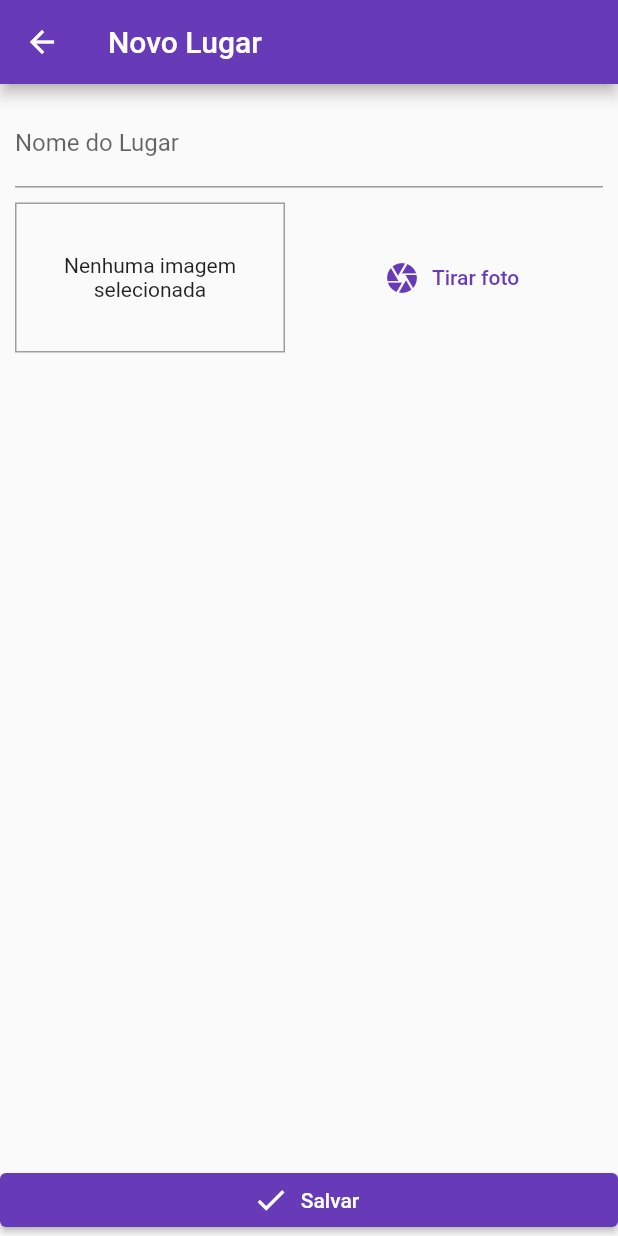
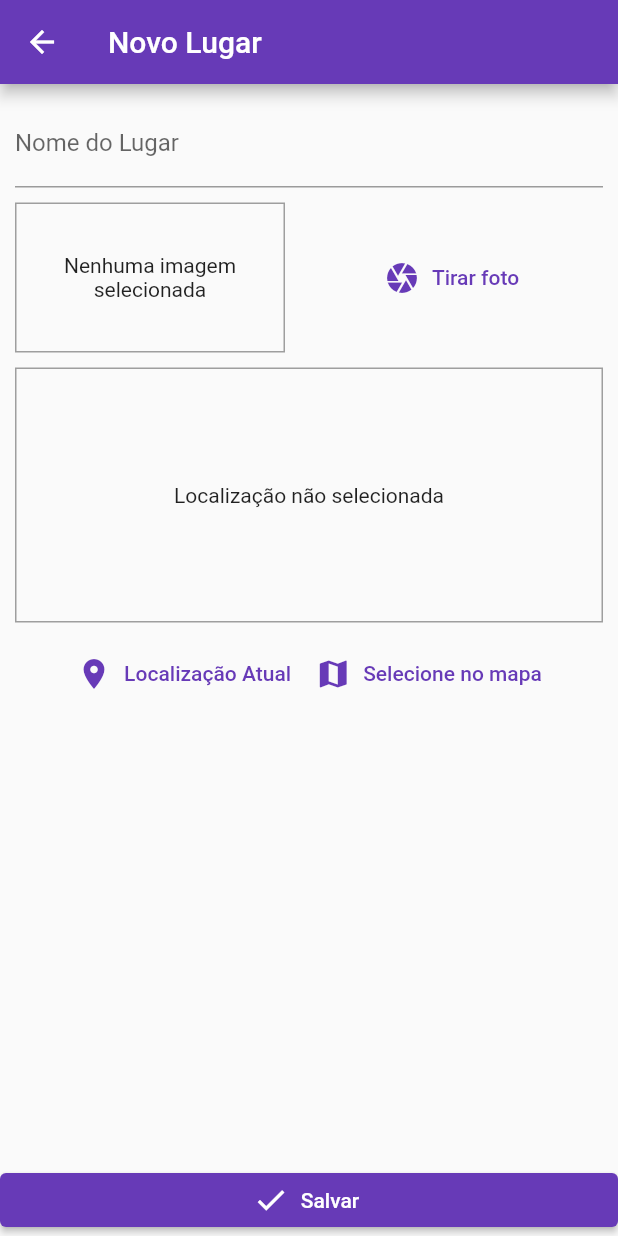
Before and after one commit to joaoffnogueira/purple_places, a Flutter app: the PlaceFormScreen screen opened by its route, on a phone screen of 412 x 824 dp. Run offline on Flutter 3.47's test engine with Material 2 defaults, Android fonts, the phone set to English and light mode, and no system bars; our stand-ins replace image_picker, location, sqflite; accounts and stored records are empty.

Commit message:
Setting up location input

```diff
--- a/lib/screens/place_form_screen.dart
+++ b/lib/screens/place_form_screen.dart
@@ -3,6 +3,7 @@
 import 'package:provider/provider.dart';
 import 'package:purple_places/providers/great_places.dart';
 import 'package:purple_places/widgets/image_input.dart';
+import 'package:purple_places/widgets/location_input.dart';
 
 class PlaceFormScreen extends StatefulWidget {
   const PlaceFormScreen({Key? key}) : super(key: key);
@@ -54,6 +55,8 @@
                       ),
                       SizedBox(height: 10),
                       ImageInput(onSelectImage: this._selectImage),
+                      SizedBox(height: 10),
+                      LocationInput(),
                     ],
                   ),
                 ),
--- /dev/null
+++ b/lib/utils/location_util.dart
@@ -0,0 +1,10 @@
+import 'package:purple_places/utils/keys.dart';
+
+class LocationUtil {
+  static String generateLocationPreviewImage({
+    required double latitude,
+    required double longitude,
+  }) {
+    return 'https://maps.googleapis.com/maps/api/staticmap?center=$latitude,$longitude&zoom=12&size=400x400&markers=color:blue%7Clabel:%7C$latitude,$longitude&key=${Keys.mapsApiKey}';
+  }
+}
--- /dev/null
+++ b/lib/widgets/location_input.dart
@@ -0,0 +1,67 @@
+import 'package:flutter/material.dart';
+import 'package:location/location.dart';
+import 'package:purple_places/utils/location_util.dart';
+
+class LocationInput extends StatefulWidget {
+  const LocationInput({Key? key}) : super(key: key);
+
+  @override
+  State<LocationInput> createState() => _LocationInputState();
+}
+
+class _LocationInputState extends State<LocationInput> {
+  String _previewImageUrl = '';
+
+  Future<void> _getCurrentUserLocation() async {
+    final locData = await Location().getLocation();
+    final staticMapImageUrl = LocationUtil.generateLocationPreviewImage(
+      latitude: locData.latitude ?? 0,
+      longitude: locData.longitude ?? 0,
+    );
+    setState(() {
+      _previewImageUrl = staticMapImageUrl;
+    });
+  }
+
+  @override
+  Widget build(BuildContext context) {
+    return Column(
+      children: [
+        Container(
+          height: 170,
+          width: double.infinity,
+          decoration: BoxDecoration(
+            border: Border.all(width: 1, color: Colors.grey),
+          ),
+          alignment: Alignment.center,
+          child: _previewImageUrl == ''
+              ? Text(
+                  'Localização não selecionada',
+                  textAlign: TextAlign.center,
+                )
+              : Image.network(
+                  _previewImageUrl,
+                  fit: BoxFit.cover,
+                  width: double.infinity,
+                ),
+        ),
+        SizedBox(height: 10),
+        Row(
+          mainAxisAlignment: MainAxisAlignment.center,
+          children: [
+            TextButton.icon(
+              onPressed: _getCurrentUserLocation,
+              icon: Icon(Icons.location_on),
+              label: Text('Localização Atual'),
+            ),
+            TextButton.icon(
+              onPressed: () {},
+              icon: Icon(Icons.map),
+              label: Text('Selecione no mapa'),
+            )
+          ],
+        ),
+      ],
+    );
+  }
+}
--- a/pubspec.yaml
+++ b/pubspec.yaml
@@ -34,6 +34,8 @@
   path_provider: ^2.0.9
   path: ^1.8.0
   sqflite: ^2.0.2
+  location: ^4.3.0
+  google_maps_flutter: ^2.1.3
   cupertino_icons: ^1.0.2
 
 dev_dependencies:
```
Also changed, not shown: pubspec.lock, 3 other files.
